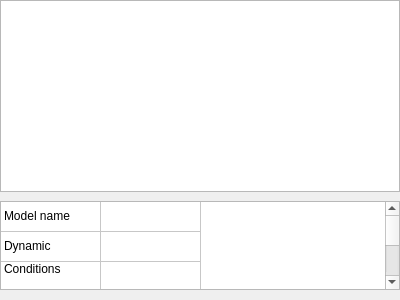
The window that src/vle/gvle/filevpzrtool.ui (vle-forge/vle) describes before a commit, drawn with Qt 5.
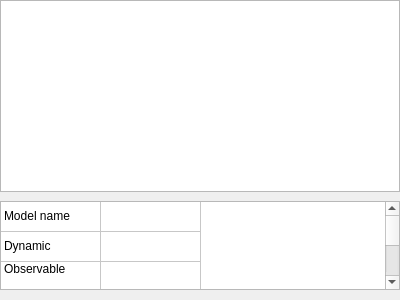
The same window after the commit. The open tabs and pages were chosen to show the change.

```diff
--- a/src/vle/gvle/filevpzrtool.ui
+++ b/src/vle/gvle/filevpzrtool.ui
@@ -156,7 +156,7 @@
          </item>
          <item row="2" column="0">
           <property name="text">
-           <string>Conditions</string>
+           <string>Observable</string>
           </property>
           <property name="textAlignment">
            <set>AlignLeft|AlignTop</set>
@@ -166,19 +166,25 @@
           </property>
          </item>
          <item row="2" column="1">
+          <property name="text">
+           <string/>
+          </property>
           <property name="textAlignment">
            <set>AlignLeft|AlignTop</set>
           </property>
          </item>
          <item row="3" column="0">
           <property name="text">
-           <string>Observable</string>
+           <string>Conditions</string>
           </property>
           <property name="textAlignment">
            <set>AlignLeft|AlignTop</set>
           </property>
          </item>
          <item row="3" column="1">
+          <property name="text">
+           <string/>
+          </property>
           <property name="textAlignment">
            <set>AlignLeft|AlignTop</set>
           </property>
```
Left out of the diff: 2 changed lines with no effect on the pictures.
